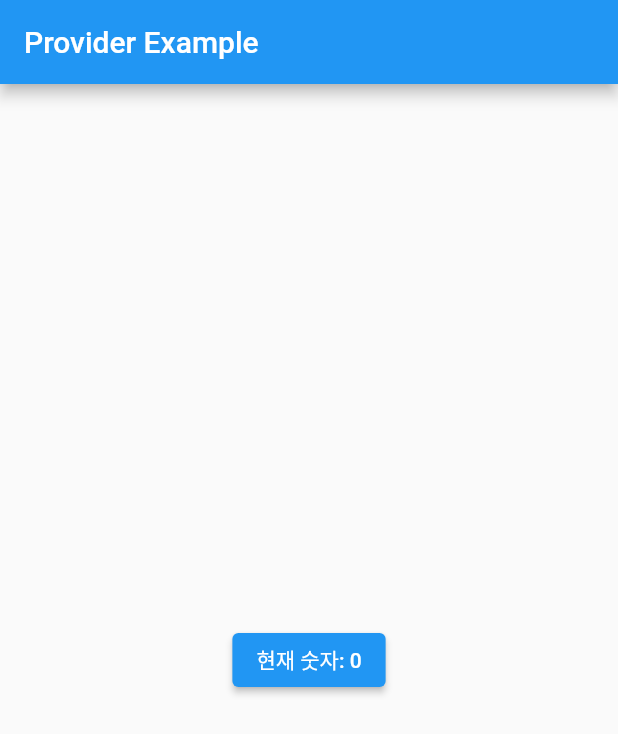
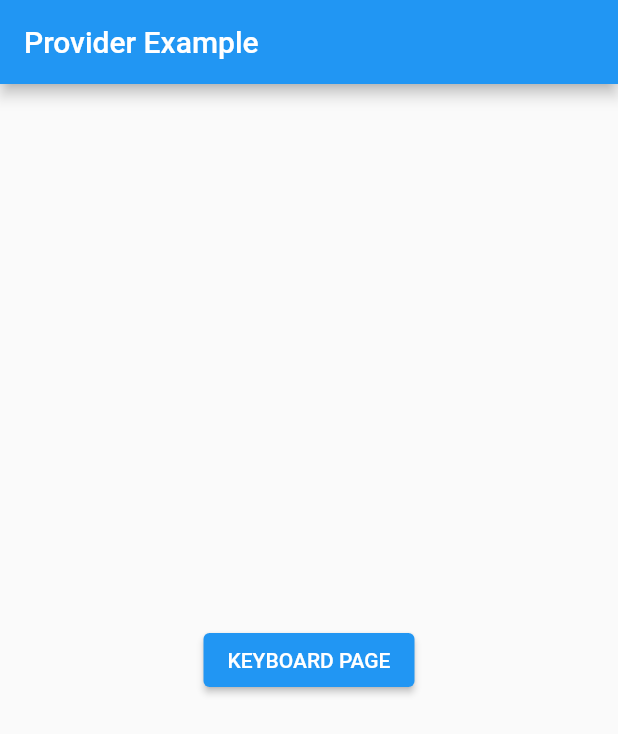
Before and after one commit to SnoopyKim/kwordle, a Flutter app: the screen it shows after launch, on a phone screen of 412 x 824 dp. Shown: the top 734 px of the screen. Run offline on Flutter 3.47's test engine with Material 2 defaults, Android fonts, the phone set to English and light mode, and no system bars.

Commit message:
키보드 UI 및 입력 로직 추가

```diff
--- a/lib/counter.dart
+++ /dev/null
@@ -1,11 +0,0 @@
-import 'package:flutter/cupertino.dart';
-
-class Counter with ChangeNotifier {
-  int _count = 0;
-  int get count => _count;
-
-  void increment() {
-    _count++;
-    notifyListeners();
-  }
-}
--- a/lib/main.dart
+++ b/lib/main.dart
@@ -1,7 +1,8 @@
 import 'dart:developer';
 
 import 'package:flutter/material.dart';
-import 'package:kwordle/counter.dart';
+import 'package:kwordle/keyboard_provider.dart';
+import 'package:kwordle/keyboard.dart';
 import 'package:provider/provider.dart';
 
 void main() {
@@ -13,12 +14,9 @@ class MyApp extends StatelessWidget {
 
   @override
   Widget build(BuildContext context) {
-    return ChangeNotifierProvider<Counter>(
-      create: (context) => Counter(),
-      child: MaterialApp(
-        title: 'Provider Example',
-        home: const Example(),
-      ),
+    return MaterialApp(
+      title: 'Provider Example',
+      home: const Example(),
     );
   }
 }
@@ -28,20 +26,22 @@ class Example extends StatelessWidget {
 
   @override
   Widget build(BuildContext context) {
-    log('build!');
     return Scaffold(
         appBar: AppBar(title: Text('Provider Example')),
         body: Center(
-          child: Consumer<Counter>(
-            builder: (context, counter, child) {
-              return ElevatedButton(
-                child: Text('현재 숫자: ${counter.count}'),
-                onPressed: () {
-                  counter.increment();
-                },
-              );
-            },
-          ),
+            child: Column(
+          mainAxisSize: MainAxisSize.min,
+          children: [
+            ElevatedButton(onPressed: () => navigate(context), child: Text('KEYBOARD PAGE'))
+          ],
+        )));
+  }
+
+  Future navigate(BuildContext context) {
+    return Navigator.push(
+        context,
+        MaterialPageRoute(
+          builder: (context) => KeyboardPage(),
         ));
   }
 }
```
Also changed, not shown: lib/keyboard.dart (added, +96 -0 lines), lib/keyboard_provider.dart (added, +26 -0 lines).
